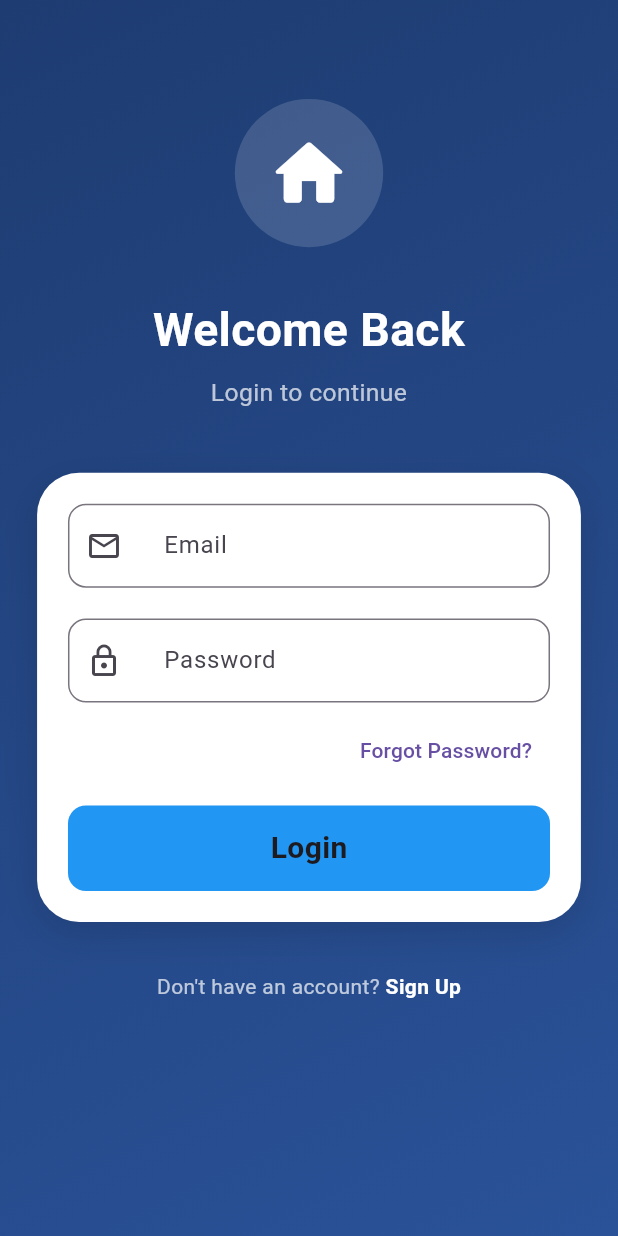
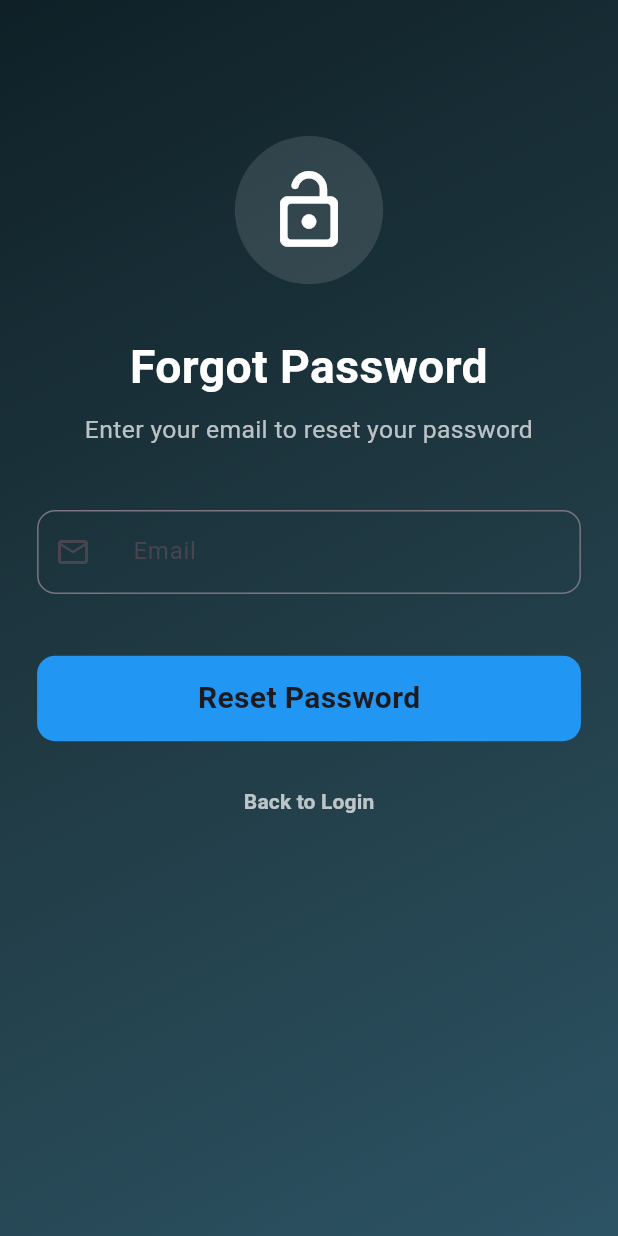
Before and after one commit to reemmohmed/houses, a Flutter app: the screen it shows after launch, after a tap on "Forgot Password?", on a phone screen of 412 x 824 dp. Run offline on Flutter 3.47's test engine with Material 3 defaults, Android fonts, the phone set to English and light mode, and no system bars; our stand-ins replace dio, flutter_bloc, flutter_secure_storage, shimmer.

Commit message:
craet forgetpassword

```diff
--- /dev/null
+++ b/lib/featuers/auth/presentation/views/forgot_password.dart
@@ -0,0 +1,158 @@
+import 'package:flutter/material.dart';
+import 'package:houses/featuers/auth/presentation/views/widget/custom_textformField.dart';
+import 'package:houses/featuers/auth/presentation/views/widget/customonpresed.dart';
+
+class ForgotPassword extends StatefulWidget {
+  const ForgotPassword({super.key});
+
+  @override
+  State<ForgotPassword> createState() => _ForgotPasswordViewState();
+}
+
+class _ForgotPasswordViewState extends State<ForgotPassword> {
+  final _formKey = GlobalKey<FormState>();
+  late TextEditingController emailController;
+
+  @override
+  void initState() {
+    super.initState();
+    emailController = TextEditingController();
+  }
+
+  @override
+  void dispose() {
+    emailController.dispose();
+    super.dispose();
+  }
+
+  @override
+  Widget build(BuildContext context) {
+    final size = MediaQuery.of(context).size;
+
+    return Scaffold(
+      resizeToAvoidBottomInset: true,
+      body: Container(
+        width: double.infinity,
+        height: double.infinity,
+        decoration: const BoxDecoration(
+          gradient: LinearGradient(
+            colors: [Color(0xFF0F2027), Color(0xFF203A43), Color(0xFF2C5364)],
+            begin: Alignment.topLeft,
+            end: Alignment.bottomRight,
+          ),
+        ),
+        child: SafeArea(
+          child: SingleChildScrollView(
+            physics: const BouncingScrollPhysics(),
+            padding: EdgeInsets.symmetric(
+              horizontal: size.width * 0.06,
+              vertical: size.height * 0.03,
+            ),
+            child: Column(
+              crossAxisAlignment: CrossAxisAlignment.center,
+              children: [
+                SizedBox(height: size.height * 0.08),
+
+                /// Icon
+                Container(
+                  padding: EdgeInsets.all(size.width * 0.05),
+                  decoration: BoxDecoration(
+                    color: Colors.white.withOpacity(0.12),
+                    shape: BoxShape.circle,
+                  ),
+                  child: Icon(
+                    Icons.lock_open_rounded,
+                    size: size.width * 0.14,
+                    color: Colors.white,
+                  ),
+                ),
+
+                SizedBox(height: size.height * 0.04),
+
+                /// Title
+                Text(
+                  "Forgot Password",
+                  style: TextStyle(
+                    fontSize: size.width * 0.075,
+                    fontWeight: FontWeight.bold,
+                    color: Colors.white,
+                  ),
+                  textAlign: TextAlign.center,
+                ),
+
+                SizedBox(height: size.height * 0.01),
+
+                Text(
+                  "Enter your email to reset your password",
+                  style: TextStyle(
+                    fontSize: size.width * 0.04,
+                    color: Colors.white70,
+                  ),
+                  textAlign: TextAlign.center,
+                ),
+
+                SizedBox(height: size.height * 0.05),
+
+                /// Email Input
+                Form(
+                  key: _formKey,
+                  child: CustomTextFormField(
+                    controller: emailController,
+                    textLable: "Email",
+                    iconprefix: Icons.email_outlined,
+                    keyboardType: TextInputType.emailAddress,
+                    validator: (value) {
+                      if (value == null || value.isEmpty) {
+                        return 'Please enter your email';
+                      }
+                      if (!RegExp(r'^\S+@\S+\.\S+\$').hasMatch(value)) {
+                        return 'Enter a valid email';
+                      }
+                      return null;
+                    },
+                  ),
+                ),
+
+                SizedBox(height: size.height * 0.05),
+
+                /// Reset Button
+                SizedBox(
+                  width: double.infinity,
+                  child: CustomOnpresed(
+                    textContaner: "Reset Password",
+                    onTap: () {
+                      // if (_formKey.currentState!.validate()) {
+                      //   // Implement your reset logic here
+                      //   ScaffoldMessenger.of(context).showSnackBar(
+                      //     const SnackBar(
+                      //       content: Text('Password reset link sent!'),
+                      //     ),
+                      //   );
+                      // }
+                    },
+                  ),
+                ),
+
+                SizedBox(height: size.height * 0.02),
+
+                /// Back to Login
+                TextButton(
+                  onPressed: () {
+                    Navigator.pop(context);
+                  },
+                  child: const Text(
+                    "Back to Login",
+                    style: TextStyle(
+                      color: Colors.white70,
+                      fontWeight: FontWeight.bold,
+                    ),
+                  ),
+                ),
+              ],
+            ),
+          ),
+        ),
+      ),
+    );
+  }
+}
--- a/lib/featuers/auth/presentation/views/login_view.dart
+++ b/lib/featuers/auth/presentation/views/login_view.dart
@@ -1,5 +1,6 @@
 import 'package:flutter/material.dart';
 import 'package:houses/core/app_validator.dart';
+import 'package:houses/featuers/auth/presentation/views/forgot_password.dart';
 import 'package:houses/featuers/auth/presentation/views/sigh_up_view.dart';
 import 'package:houses/featuers/auth/presentation/views/widget/custom_textformField.dart';
 import 'package:houses/featuers/auth/presentation/views/widget/customonpresed.dart';
@@ -141,7 +142,14 @@ class _LoginViewState extends State<LoginView> {
                           Align(
                             alignment: Alignment.centerRight,
                             child: TextButton(
-                              onPressed: () {},
+                              onPressed: () {
+                                Navigator.push(
+                                  context,
+                                  MaterialPageRoute(
+                                    builder: (_) => const ForgotPassword(),
+                                  ),
+                                );
+                              },
                               child: const Text("Forgot Password?"),
                             ),
                           ),
@@ -155,7 +163,7 @@ class _LoginViewState extends State<LoginView> {
                               textContaner: "Login",
                               onTap: () {
                                 // if (_formKey.currentState!.validate()) {
-                                Navigator.pushReplacement(
+                                Navigator.push(
                                   context,
                                   MaterialPageRoute(builder: (_) => Root()),
                                 );
```
